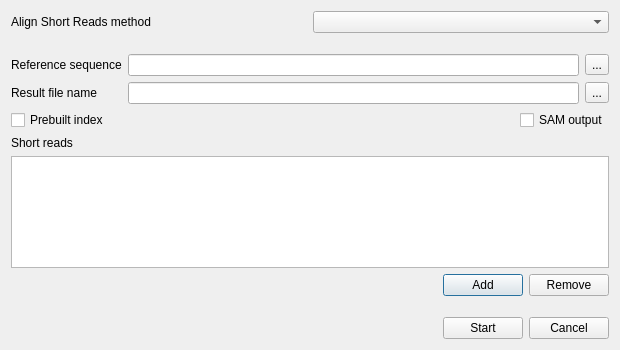
dualword/ugene-qt4, file src/corelibs/U2View/src/util_dna_assembly/ui/AssemblyToRefDialog.ui: the form before one commit.
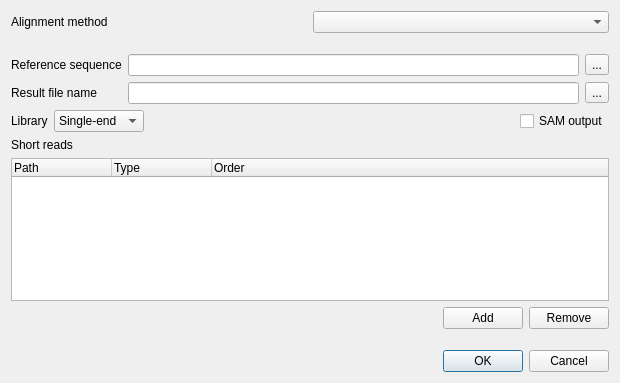
The form after the commit.

```diff
--- a/src/corelibs/U2View/src/util_dna_assembly/ui/AssemblyToRefDialog.ui
+++ b/src/corelibs/U2View/src/util_dna_assembly/ui/AssemblyToRefDialog.ui
@@ -7,7 +7,7 @@
     <x>0</x>
     <y>0</y>
     <width>620</width>
-    <height>350</height>
+    <height>383</height>
    </rect>
   </property>
   <property name="minimumSize">
@@ -20,6 +20,9 @@
    <string>Align Short Reads</string>
   </property>
   <layout class="QVBoxLayout" name="verticalLayout">
+   <property name="sizeConstraint">
+    <enum>QLayout::SetMinAndMaxSize</enum>
+   </property>
    <item>
     <layout class="QHBoxLayout" name="horizontalLayout_3">
      <item>
@@ -28,7 +31,7 @@
         <string>Select a method to align short reads.</string>
        </property>
        <property name="text">
-        <string>Align Short Reads method</string>
+        <string>Alignment method</string>
        </property>
       </widget>
      </item>
@@ -112,15 +115,26 @@
    <item>
     <layout class="QHBoxLayout" name="horizontalLayout">
      <item>
-      <widget class="QCheckBox" name="prebuiltIndexCheckBox">
-       <property name="toolTip">
-        <string>Use an index file instead of a reference sequence.</string>
-       </property>
+      <widget class="QLabel" name="label_5">
        <property name="text">
-        <string>Prebuilt index</string>
+        <string>Library</string>
        </property>
       </widget>
      </item>
+     <item>
+      <widget class="QComboBox" name="libraryComboBox">
+       <item>
+        <property name="text">
+         <string>Single-end</string>
+        </property>
+       </item>
+       <item>
+        <property name="text">
+         <string>Paired-end</string>
+        </property>
+       </item>
+      </widget>
+     </item>
      <item>
       <spacer name="horizontalSpacer_2">
        <property name="orientation">
@@ -154,16 +168,22 @@
     </widget>
    </item>
    <item>
-    <widget class="QListWidget" name="shortReadsList">
-     <property name="sizePolicy">
-      <sizepolicy hsizetype="Expanding" vsizetype="Expanding">
-       <horstretch>0</horstretch>
-       <verstretch>0</verstretch>
-      </sizepolicy>
-     </property>
-     <property name="toolTip">
-      <string>Add short reads here. &lt;b&gt;At least one read&lt;/b&gt; should be presented.</string>
-     </property>
+    <widget class="QTreeWidget" name="shortReadsTable">
+     <column>
+      <property name="text">
+       <string>Path</string>
+      </property>
+     </column>
+     <column>
+      <property name="text">
+       <string>Type</string>
+      </property>
+     </column>
+     <column>
+      <property name="text">
+       <string>Order</string>
+      </property>
+     </column>
     </widget>
    </item>
    <item>
@@ -214,35 +234,11 @@
     </spacer>
    </item>
    <item>
-    <layout class="QHBoxLayout" name="horizontalLayout_2">
-     <item>
-      <spacer name="horizontalSpacer">
-       <property name="orientation">
-        <enum>Qt::Horizontal</enum>
-       </property>
-       <property name="sizeHint" stdset="0">
-        <size>
-         <width>40</width>
-         <height>20</height>
-        </size>
-       </property>
-      </spacer>
-     </item>
-     <item>
-      <widget class="QPushButton" name="assembleyButton">
-       <property name="text">
-        <string>Start</string>
-       </property>
-      </widget>
-     </item>
-     <item>
-      <widget class="QPushButton" name="cancelButton">
-       <property name="text">
-        <string>Cancel</string>
-       </property>
-      </widget>
-     </item>
-    </layout>
+    <widget class="QDialogButtonBox" name="buttonBox">
+     <property name="standardButtons">
+      <set>QDialogButtonBox::Cancel|QDialogButtonBox::Ok</set>
+     </property>
+    </widget>
    </item>
   </layout>
  </widget>
```
Left out of the diff: 33 changed lines with no effect on the pictures.
